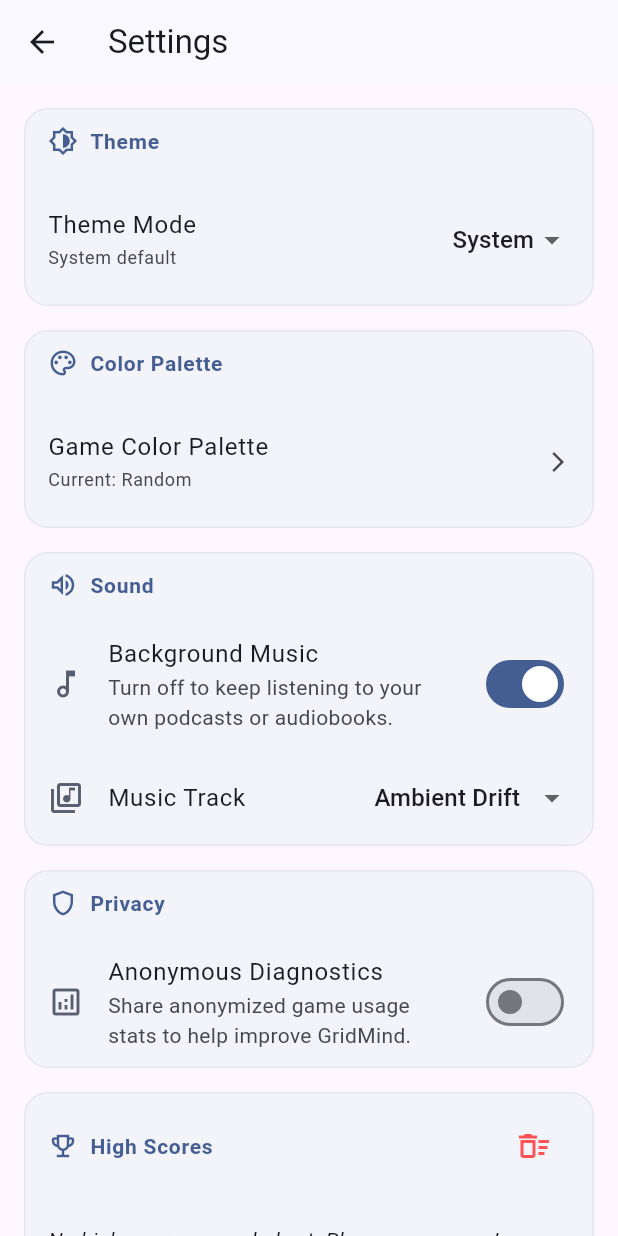
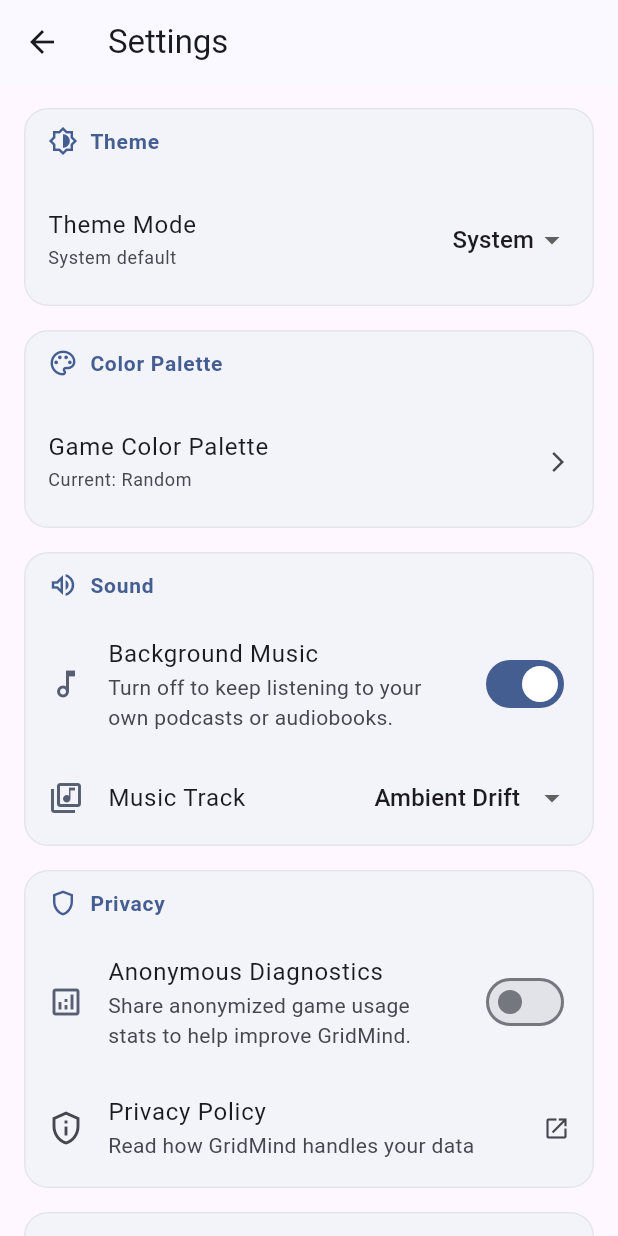
Before and after one commit to sentientbeingsoftware/gridmind, a Flutter app: the SettingsScreen screen opened directly, on a phone screen of 412 x 824 dp. Run offline on Flutter 3.47's test engine with Material 3 defaults, Android fonts, the phone set to English and light mode, and no system bars; our stand-ins replace audioplayers, shared_preferences; accounts and stored records are empty.

Commit message:
feat(privacy): link hosted privacy policy in Settings > Privacy; bump to 1.0.0+4

```diff
--- a/lib/screens/settings_screen.dart
+++ b/lib/screens/settings_screen.dart
@@ -28,6 +28,11 @@ class _SettingsScreenState extends State<SettingsScreen> {
 
   /// URL for Ko-fi support platform
   final Uri _kofiUrl = Uri.parse('https://ko-fi.com/sentientbeingapps');
+
+  /// Terms of Service and Privacy Policy hosted by Sentient Being Software
+  final Uri _privacyPolicyUrl = Uri.parse(
+    'https://www.sentientbeingsoftware.com/support/terms',
+  );
 
   /// Dynamic map of game ID → high score, populated from all registered games
   final Map<String, int> _highScores = {};
@@ -246,6 +251,18 @@ class _SettingsScreenState extends State<SettingsScreen> {
         ScaffoldMessenger.of(
           context,
         ).showSnackBar(SnackBar(content: Text('Could not launch $_kofiUrl')));
+      }
+    }
+  }
+
+  /// Opens the privacy policy in the external browser.
+  /// Shows a message if the URL cannot be launched.
+  Future<void> _launchPrivacyPolicy() async {
+    if (!await launchUrl(_privacyPolicyUrl, mode: LaunchMode.externalApplication)) {
+      if (mounted) {
+        ScaffoldMessenger.of(context).showSnackBar(
+          SnackBar(content: Text('Could not launch $_privacyPolicyUrl')),
+        );
       }
     }
   }
@@ -496,6 +513,14 @@ class _SettingsScreenState extends State<SettingsScreen> {
                   });
                 },
               ),
+              ListTile(
+                contentPadding: const EdgeInsets.symmetric(horizontal: 16, vertical: 4),
+                leading: const Icon(Icons.privacy_tip_outlined),
+                title: const Text('Privacy Policy'),
+                subtitle: const Text('Read how GridMind handles your data'),
+                trailing: const Icon(Icons.open_in_new, size: 18),
+                onTap: _launchPrivacyPolicy,
+              ),
             ],
           ),
 
```
Also changed, not shown: pubspec.yaml (+6 -1 lines), pubspec.lock, 2 other files.
